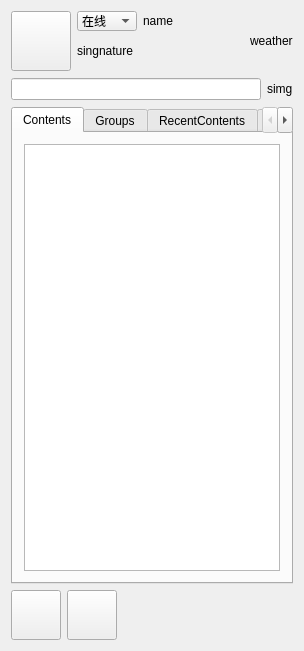
First picture: the form in MainWindow.ui, repository vell001/VFeiQ, before the edit.
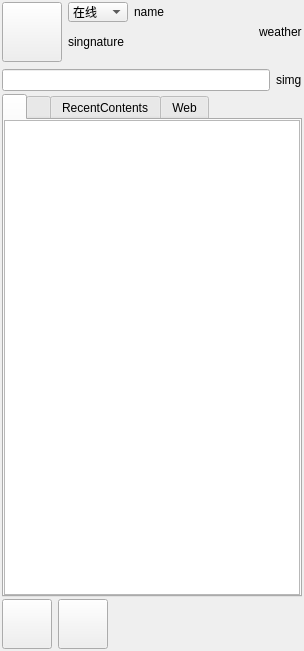
Second picture: the form after the edit. Icons and pictures are not drawn.

The edit to the form file:
```diff
--- a/MainWindow.ui
+++ b/MainWindow.ui
@@ -34,6 +34,21 @@
   </property>
   <widget class="QWidget" name="centralWidget">
    <layout class="QVBoxLayout" name="verticalLayout_11">
+    <property name="spacing">
+     <number>2</number>
+    </property>
+    <property name="leftMargin">
+     <number>2</number>
+    </property>
+    <property name="topMargin">
+     <number>2</number>
+    </property>
+    <property name="rightMargin">
+     <number>2</number>
+    </property>
+    <property name="bottomMargin">
+     <number>2</number>
+    </property>
     <item>
      <widget class="QWidget" name="topWidget" native="true">
       <property name="minimumSize">
@@ -229,11 +244,32 @@
       <property name="currentIndex">
        <number>0</number>
       </property>
+      <property name="iconSize">
+       <size>
+        <width>24</width>
+        <height>24</height>
+       </size>
+      </property>
       <widget class="QWidget" name="contentsTab">
        <attribute name="title">
-        <string>Contents</string>
+        <string/>
        </attribute>
        <layout class="QVBoxLayout" name="verticalLayout_2">
+        <property name="spacing">
+         <number>0</number>
+        </property>
+        <property name="leftMargin">
+         <number>0</number>
+        </property>
+        <property name="topMargin">
+         <number>0</number>
+        </property>
+        <property name="rightMargin">
+         <number>0</number>
+        </property>
+        <property name="bottomMargin">
+         <number>0</number>
+        </property>
         <item>
          <widget class="QTreeWidget" name="contentsTreeWidget">
           <attribute name="headerVisible">
@@ -250,7 +286,7 @@
       </widget>
       <widget class="QWidget" name="groupsTab">
        <attribute name="title">
-        <string>Groups</string>
+        <string/>
        </attribute>
        <layout class="QVBoxLayout" name="verticalLayout_3">
         <item>
```
Left out of the diff: 51 changed lines with no effect on the pictures.
